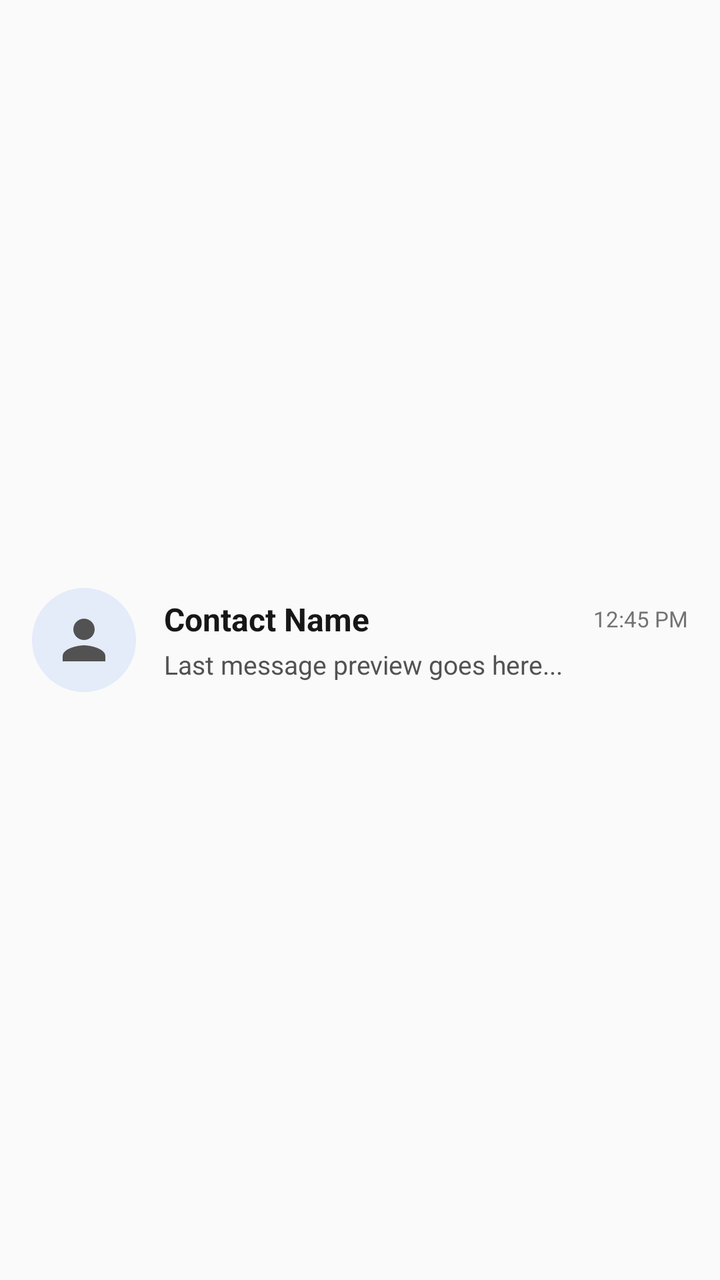
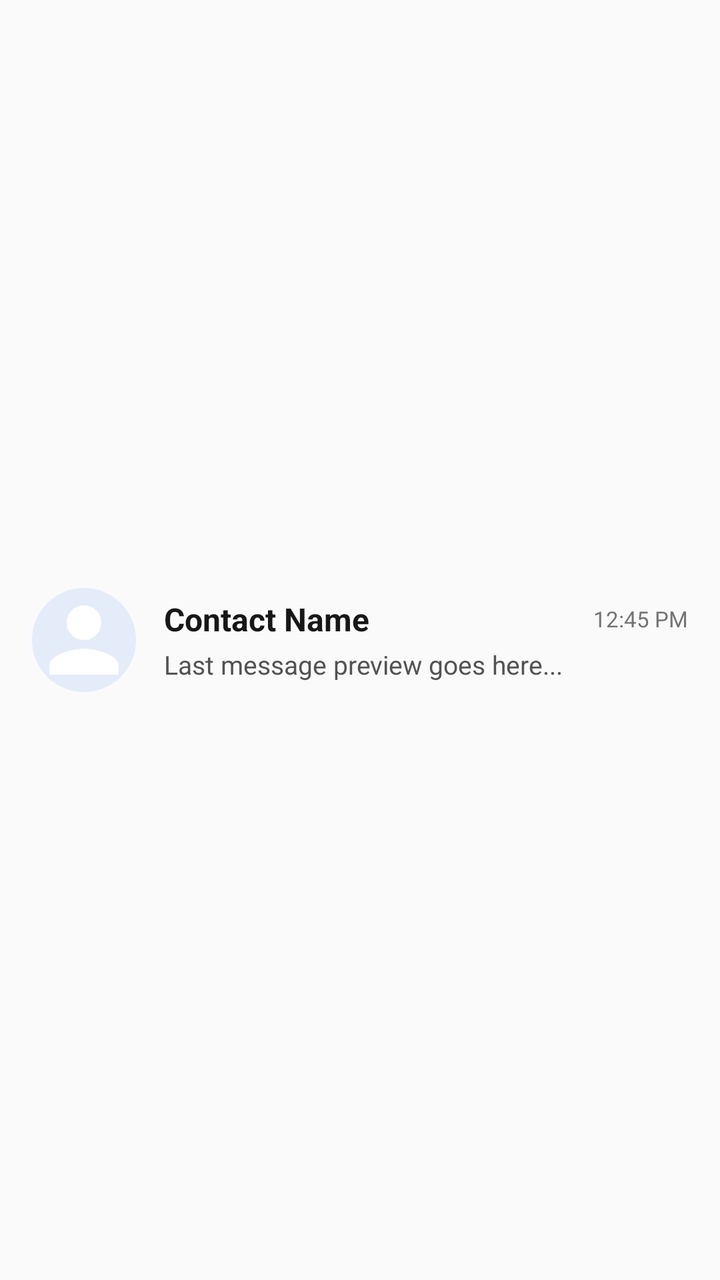

Two renders of the same Android screen: before a commit and after it. Below are the layout's source before the change and the commit's diff.
<!-- AndroidManifest.xml: application theme Theme.Zez -->
<!-- res/layout/item_chat_conversation.xml -->
<?xml version="1.0" encoding="utf-8"?>
<LinearLayout
    xmlns:android="http://schemas.android.com/apk/res/android"
    xmlns:app="http://schemas.android.com/apk/res-auto"
    android:id="@+id/layout_conv_root"
    android:layout_width="match_parent"
    android:layout_height="wrap_content"
    android:orientation="horizontal"
    android:gravity="center_vertical"
    android:paddingHorizontal="16dp"
    android:paddingVertical="12dp"
    android:background="?attr/selectableItemBackground">

    
    <FrameLayout
        android:id="@+id/layout_conv_avatar_container"
        android:layout_width="52dp"
        android:layout_height="52dp"
        android:layout_marginEnd="14dp"
        android:clickable="true"
        android:focusable="true"
        android:background="?attr/selectableItemBackgroundBorderless">

        <ImageView
            android:id="@+id/iv_conv_avatar"
            android:layout_width="match_parent"
            android:layout_height="match_parent"
            android:scaleType="centerCrop"
            android:src="@drawable/ic_person"
            app:tint="@color/theme_text_secondary"
            android:background="@drawable/bg_circle_glass"
            android:padding="10dp" />

        <TextView
            android:id="@+id/tv_conv_avatar_initials"
            android:layout_width="match_parent"
            android:layout_height="match_parent"
            android:gravity="center"
            android:textColor="@android:color/white"
            android:textSize="18sp"
            android:textStyle="bold"
            android:visibility="gone" />

        <ImageView
            android:id="@+id/iv_conv_check_badge"
            android:layout_width="20dp"
            android:layout_height="20dp"
            android:layout_gravity="bottom|end"
            android:src="@drawable/ic_check_circle"
            app:tint="#22C55E"
            android:background="@drawable/bg_circle_glass"
            android:visibility="gone" />
    </FrameLayout>

    
    <LinearLayout
        android:layout_width="0dp"
        android:layout_height="wrap_content"
        android:layout_weight="1"
        android:orientation="vertical">

        <LinearLayout
            android:layout_width="match_parent"
            android:layout_height="wrap_content"
            android:orientation="horizontal"
            android:gravity="center_vertical">

            <TextView
                android:id="@+id/tv_conv_name"
                android:layout_width="0dp"
                android:layout_height="wrap_content"
                android:layout_weight="1"
                android:text="Contact Name"
                android:textSize="16sp"
                android:textStyle="bold"
                android:maxLines="1"
                android:ellipsize="end"
                android:textColor="@color/theme_text_primary" />

            <TextView
                android:id="@+id/tv_conv_time"
                android:layout_width="wrap_content"
                android:layout_height="wrap_content"
                android:text="12:45 PM"
                android:textSize="11sp"
                android:textColor="@color/theme_text_muted" />
        </LinearLayout>

        <LinearLayout
            android:layout_width="match_parent"
            android:layout_height="wrap_content"
            android:orientation="horizontal"
            android:gravity="center_vertical"
            android:layout_marginTop="3dp">

            <ImageView
                android:id="@+id/iv_conv_tick"
                android:layout_width="14dp"
                android:layout_height="14dp"
                android:src="@drawable/ic_check_double"
                app:tint="@color/theme_text_muted"
                android:visibility="gone"
                android:layout_marginEnd="4dp" />

            <TextView
                android:id="@+id/tv_conv_last_message"
                android:layout_width="0dp"
                android:layout_height="wrap_content"
                android:layout_weight="1"
                android:text="Last message preview goes here..."
                android:textSize="13sp"
                android:maxLines="1"
                android:ellipsize="end"
                android:textColor="@color/theme_text_secondary" />

            <TextView
                android:id="@+id/tv_conv_unread_badge"
                android:layout_width="20dp"
                android:layout_height="20dp"
                android:background="@drawable/bg_badge_unread"
                android:gravity="center"
                android:text="2"
                android:textColor="@android:color/white"
                android:textSize="11sp"
                android:textStyle="bold"
                android:visibility="gone"
                android:layout_marginStart="8dp" />
        </LinearLayout>
    </LinearLayout>

</LinearLayout>
<!-- resources referenced by this layout -->
<resources>
  <color name="theme_text_muted">#737373</color>
  <color name="theme_text_primary">#171717</color>
  <color name="theme_text_secondary">#525252</color>
  <!-- drawable bg_badge_unread (drawable) -->
  <?xml version="1.0" encoding="utf-8"?>
  <shape xmlns:android="http://schemas.android.com/apk/res/android"
      android:shape="oval">
      <solid android:color="@color/primary" />
  </shape>
  <!-- drawable bg_circle_glass (drawable) -->
  <?xml version="1.0" encoding="utf-8"?>
  <shape xmlns:android="http://schemas.android.com/apk/res/android"
      android:shape="oval">
      <solid android:color="#1A2563EB" />
  </shape>
  <!-- drawable ic_check_circle (drawable) -->
  <?xml version="1.0" encoding="utf-8"?>
  <selector xmlns:android="http://schemas.android.com/apk/res/android">
      <item android:state_selected="true">
          <shape android:shape="oval">
              <solid android:color="#2563EB"/>
              <stroke android:width="2dp" android:color="#FFFFFF"/>
          </shape>
      </item>
      <item>
          <shape android:shape="oval">
              <solid android:color="#55FFFFFF"/>
              <stroke android:width="2dp" android:color="#FFFFFF"/>
          </shape>
      </item>
  </selector>
  <!-- drawable ic_check_double (drawable) -->
  <vector xmlns:android="http://schemas.android.com/apk/res/android"
      android:width="18dp"
      android:height="18dp"
      android:viewportWidth="24"
      android:viewportHeight="24">
    <path
        android:fillColor="@android:color/white"
        android:pathData="M18,7l-1.41,-1.41 -6.34,6.34 1.41,1.41L18,7zM22.24,5.59L11.66,16.17 7.48,12l-1.41,1.41L11.66,19l12,-12 -1.42,-1.41zM0.41,13.41L4.99,18l1.42,-1.41L1.83,12 0.41,13.41z"/>
  </vector>
  <!-- drawable ic_person (drawable) -->
  <vector xmlns:android="http://schemas.android.com/apk/res/android"
      android:width="24dp"
      android:height="24dp"
      android:viewportWidth="24"
      android:viewportHeight="24">
    <path
        android:fillColor="@android:color/white"
        android:pathData="M12,12c2.21,0 4,-1.79 4,-4s-1.79,-4 -4,-4 -4,1.79 -4,4 1.79,4 4,4zM12,14c-2.67,0 -8,1.34 -8,4v2h16v-2c0,-2.66 -5.33,-4 -8,-4z"/>
  </vector>
  <style name="Theme.Zez" parent="Theme.MaterialComponents.DayNight.NoActionBar">
          <item name="colorPrimary">@color/primary</item>
          <item name="colorPrimaryDark">@color/primary_dark</item>
          <item name="colorAccent">@color/accent</item>
          <item name="android:windowBackground">@color/theme_background</item>
          <item name="colorSurface">@color/theme_surface</item>
      </style>
  <color name="primary">#2563EB</color>
  <color name="primary_dark">#1D4ED8</color>
  <color name="accent">#3B82F6</color>
  <color name="theme_background">#FAFAFA</color>
  <color name="theme_surface">#FFFFFF</color>
</resources>

<!-- the commit's change to res/layout/item_chat_conversation.xml (unified diff, before → after) -->
@@ -27,9 +27,8 @@
             android:layout_height="match_parent"
             android:scaleType="centerCrop"
             android:src="@drawable/ic_person"
-            app:tint="@color/theme_text_secondary"
             android:background="@drawable/bg_circle_glass"
-            android:padding="10dp" />
+            android:padding="0dp" />
 
         <TextView
             android:id="@+id/tv_conv_avatar_initials"
